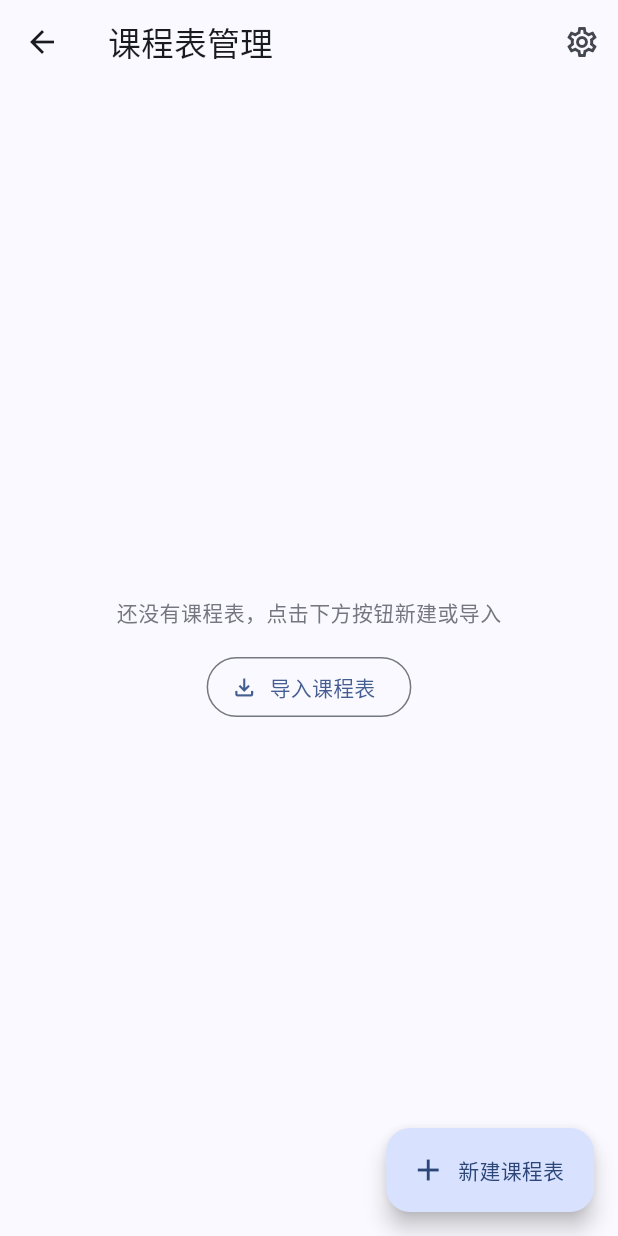
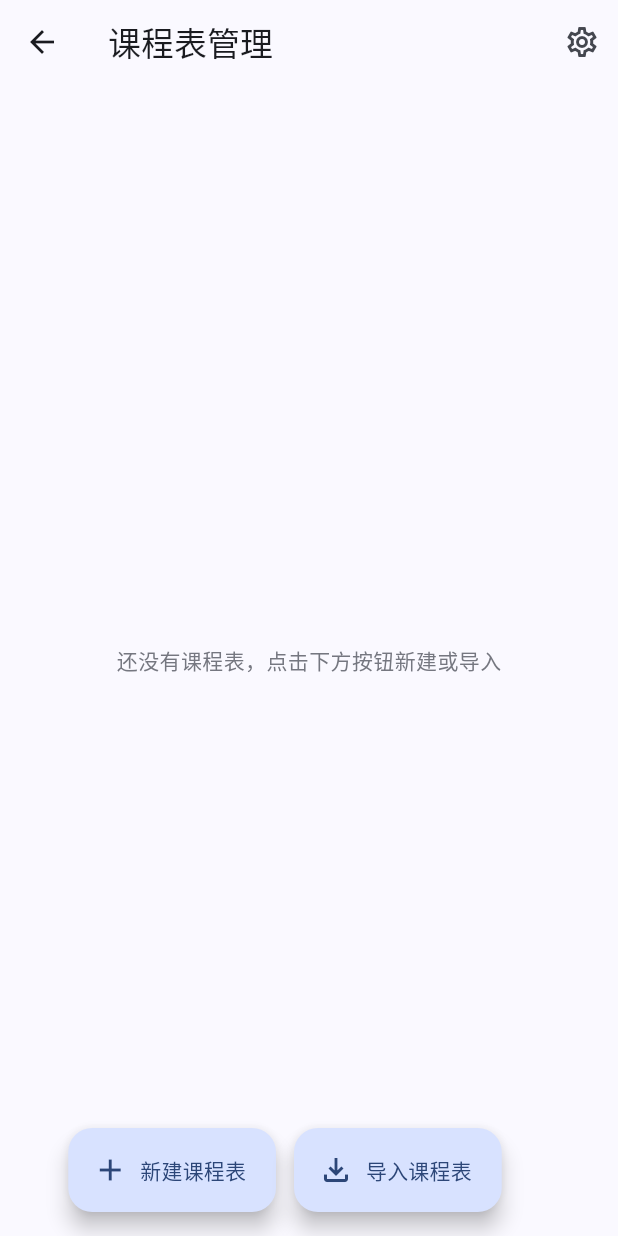
Before and after one commit to DaHedan/ClassPath, a Flutter app: the ScheduleListPage screen opened directly, on a phone screen of 412 x 824 dp. Run offline on Flutter 3.47's test engine with Material 3 defaults, Android fonts, the phone set to English and light mode, and no system bars; our stand-ins replace file_picker, flutter_local_notifications, flutter_timezone, qr_flutter, shared_preferences, timezone; missing offline and left inert: mobile_scanner, zxing2; accounts and stored records are empty.

Commit message:
课程表管理页调整
空状态 恢复为纯提示文字「还没有课程表，点击下方按钮新建或导入」。

底部按钮 改为「新建课程表」+「导入课程表」两个 FAB 并排居中（ schedule_list_page.dart ），无论有没有课程表都可见；两个 FAB 设置了不同的 heroTag 避免转场冲突。

```diff
--- a/lib/pages/schedule_list_page.dart
+++ b/lib/pages/schedule_list_page.dart
@@ -55,24 +55,9 @@ class ScheduleListPage extends StatelessWidget {
       ),
       body: app.schedules.isEmpty
           ? Center(
-              child: Column(
-                mainAxisSize: MainAxisSize.min,
-                children: [
-                  Text('还没有课程表，点击下方按钮新建或导入',
+              child: Text('还没有课程表，点击下方按钮新建或导入',
                   style: TextStyle(
                       color: Theme.of(context).colorScheme.outline)),
-                  const SizedBox(height: 16),
-                  OutlinedButton.icon(
-                    onPressed: () => Navigator.push(
-                      context,
-                      MaterialPageRoute(
-                          builder: (_) => const ScheduleImportPage()),
-                    ),
-                    icon: const Icon(Icons.file_download_outlined),
-                    label: const Text('导入课程表'),
-                  ),
-                ],
-              ),
             )
           : ReorderableListView.builder(
               // 底部留出空间给「新建课程表」FAB。
@@ -167,13 +152,29 @@ class ScheduleListPage extends StatelessWidget {
                 );
               },
             ),
-      floatingActionButton: FloatingActionButton.extended(
+      floatingActionButton: Row(
+        mainAxisAlignment: MainAxisAlignment.center,
+        children: [
+          FloatingActionButton.extended(
+            heroTag: 'fab_new_schedule',
             onPressed: () => Navigator.push(
               context,
               MaterialPageRoute(builder: (_) => const ScheduleFormPage()),
             ),
             icon: const Icon(Icons.add),
             label: const Text('新建课程表'),
+          ),
+          const SizedBox(width: 12),
+          FloatingActionButton.extended(
+            heroTag: 'fab_import_schedule',
+            onPressed: () => Navigator.push(
+              context,
+              MaterialPageRoute(builder: (_) => const ScheduleImportPage()),
+            ),
+            icon: const Icon(Icons.file_download_outlined),
+            label: const Text('导入课程表'),
+          ),
+        ],
       ),
     );
   }
```
Lines whose indentation alone changed are shown as unchanged.
